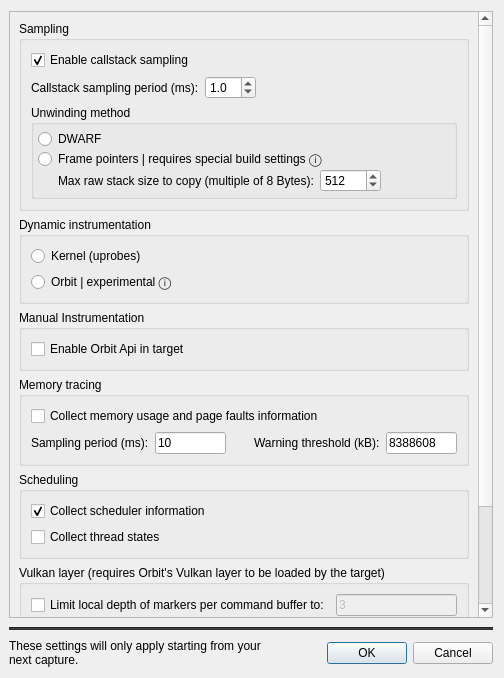
The window that src/OrbitQt/CaptureOptionsDialog.ui (google/orbit) describes before a commit, drawn with Qt 5.
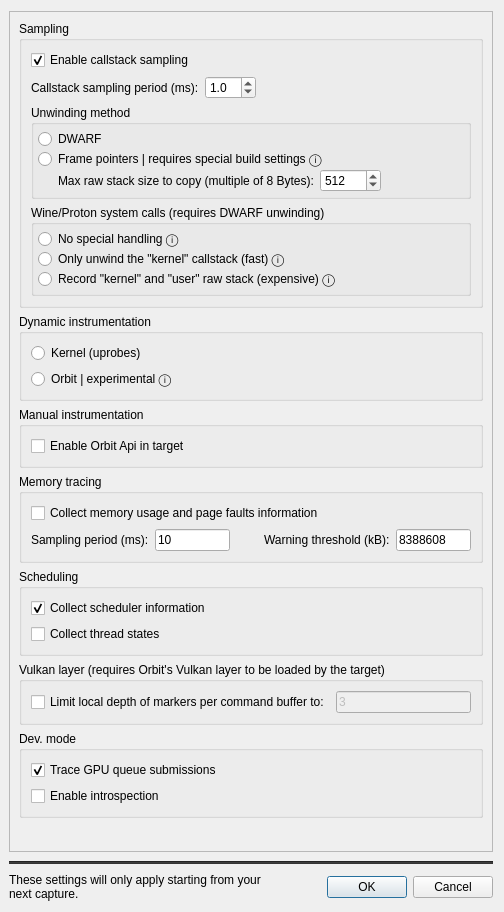
The same window after the commit. Custom widgets are drawn as their Qt base class.

Commit message:
Expose capture option for wine syscall handling
This exposes the different options to handle wine
system calls. The "no handling" options is
hidden behind devmode, as we do not test this.

Follow-up: The actual handling for copying the
user-stack is still missing and will follow in a
different PR.

Test: Manual on E2E prototype

```diff
--- a/src/OrbitQt/CaptureOptionsDialog.ui
+++ b/src/OrbitQt/CaptureOptionsDialog.ui
@@ -10,7 +10,7 @@
     <x>0</x>
     <y>0</y>
     <width>504</width>
-    <height>678</height>
+    <height>912</height>
    </rect>
   </property>
   <property name="windowTitle">
@@ -67,8 +67,8 @@
        <rect>
         <x>0</x>
         <y>0</y>
-        <width>470</width>
-        <height>767</height>
+        <width>502</width>
+        <height>990</height>
        </rect>
       </property>
       <layout class="QVBoxLayout" name="verticalLayout_3">
@@ -282,6 +282,60 @@
             </layout>
            </widget>
           </item>
+          <item>
+           <widget class="QGroupBox" name="wineGroupBox">
+            <property name="title">
+             <string>Wine/Proton system calls (requires DWARF unwinding)</string>
+            </property>
+            <layout class="QVBoxLayout" name="verticalLayout">
+             <property name="spacing">
+              <number>0</number>
+             </property>
+             <property name="leftMargin">
+              <number>4</number>
+             </property>
+             <property name="topMargin">
+              <number>4</number>
+             </property>
+             <property name="rightMargin">
+              <number>4</number>
+             </property>
+             <property name="bottomMargin">
+              <number>4</number>
+             </property>
+             <item>
+              <widget class="QRadioButton" name="wineNoneRadioButton">
+               <property name="toolTip">
+                <string>&lt;html&gt;&lt;head/&gt;&lt;body&gt;&lt;p&gt;With Wine 7 (and Proton 7), the implementation of Windows system calls operate on a different stack. Orbit's DWARF stack unwinding requires a copy of the stack to successfully unwind the callstack offline. This copy will not contain the &amp;quot;Windows user-space&amp;quot; stack, and thus unwinding will fail on the bridge method (__wine_syscall_dispatcher).&lt;/p&gt;&lt;p&gt;With this option, Orbit will not perform any special handling for Wine system calls.&lt;/p&gt;&lt;p&gt;On Wine 7, Orbit will likely fail unwinding after the &amp;quot;__wine_syscall_dispatcher&amp;quot; function and report an unwinding error.&lt;/p&gt;&lt;/body&gt;&lt;/html&gt;</string>
+               </property>
+               <property name="text">
+                <string>No special handling ⓘ</string>
+               </property>
+              </widget>
+             </item>
+             <item>
+              <widget class="QRadioButton" name="wineStopRadioButton">
+               <property name="toolTip">
+                <string>&lt;html&gt;&lt;head/&gt;&lt;body&gt;&lt;p&gt;With Wine 7 (and Proton 7), the implementation of Windows syste´m calls operate on a different stack. Orbit's DWARF stack unwinding requires a copy of the stack to successfully unwind the callstack offline. This copy will not contain the &amp;quot;Windows user-space&amp;quot; stack, and thus unwinding will fail on the bridge method (__wine_syscall_dispatcher).&lt;/p&gt;&lt;p&gt;With this option, Orbit will stop unwinding when reaching the &amp;quot;__wine_syscall_dispatcher&amp;quot; function and will not report an unwinding error.&lt;/p&gt;&lt;/body&gt;&lt;/html&gt;</string>
+               </property>
+               <property name="text">
+                <string>Only unwind the &quot;kernel&quot; callstack (fast) ⓘ</string>
+               </property>
+              </widget>
+             </item>
+             <item>
+              <widget class="QRadioButton" name="wineRecordRadioButton">
+               <property name="toolTip">
+                <string>&lt;html&gt;&lt;head/&gt;&lt;body&gt;&lt;p&gt;With Wine 7 (and Proton 7), the implementation of Windows system calls operate on a different stack. Orbit's DWARF stack unwinding requires a copy of the stack to successfully unwind the callstack offline. This copy will not contain the &amp;quot;Windows user-space&amp;quot; stack, and thus unwinding will fail on the bridge method (__wine_syscall_dispatcher).&lt;/p&gt;&lt;p&gt;With this option, Orbit will record the &amp;quot;Windows user-space&amp;quot; on every call to &amp;quot;__wine_syscall_dispatcher&amp;quot; to have it available during unwinding.&lt;/p&gt;&lt;p&gt;While this approach yields complete callstacks, the approach introduces significant performance overhead.&lt;/p&gt;&lt;/body&gt;&lt;/html&gt;</string>
+               </property>
+               <property name="text">
+                <string>Record &quot;kernel&quot; and &quot;user&quot; raw stack (expensive) ⓘ</string>
+               </property>
+              </widget>
+             </item>
+            </layout>
+           </widget>
+          </item>
          </layout>
         </widget>
        </item>
@@ -335,7 +389,7 @@
        <item>
         <widget class="QGroupBox" name="manualInstrumentationGroupBox">
          <property name="title">
-          <string>Manual Instrumentation</string>
+          <string>Manual instrumentation</string>
          </property>
          <layout class="QVBoxLayout" name="verticalLayout_9">
           <item>
@@ -517,7 +571,7 @@
        <item>
         <widget class="QGroupBox" name="devModeGroupBox">
          <property name="title">
-          <string>Dev. Mode</string>
+          <string>Dev. mode</string>
          </property>
          <layout class="QVBoxLayout" name="verticalLayout_10">
           <item>
```
The commit also changes 4 other files.
